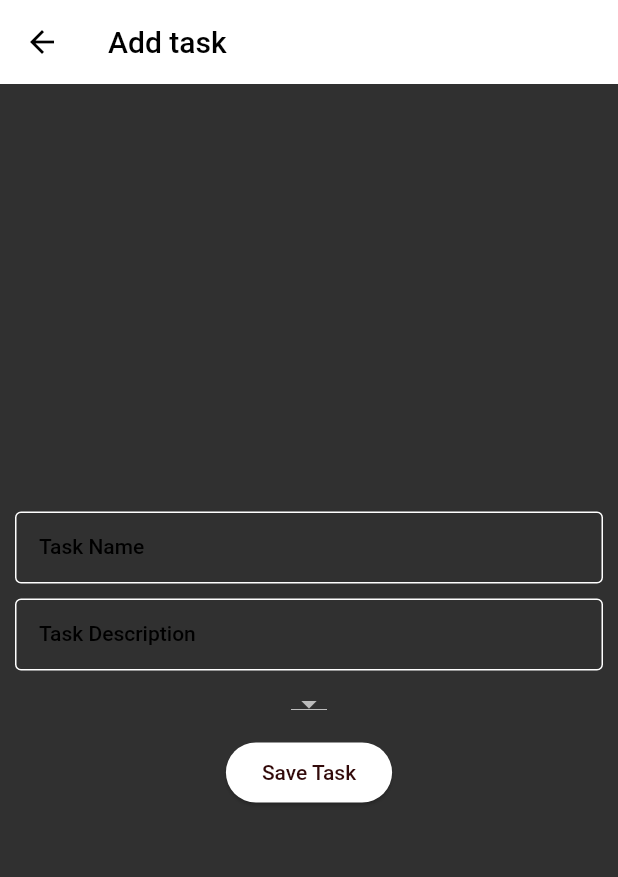
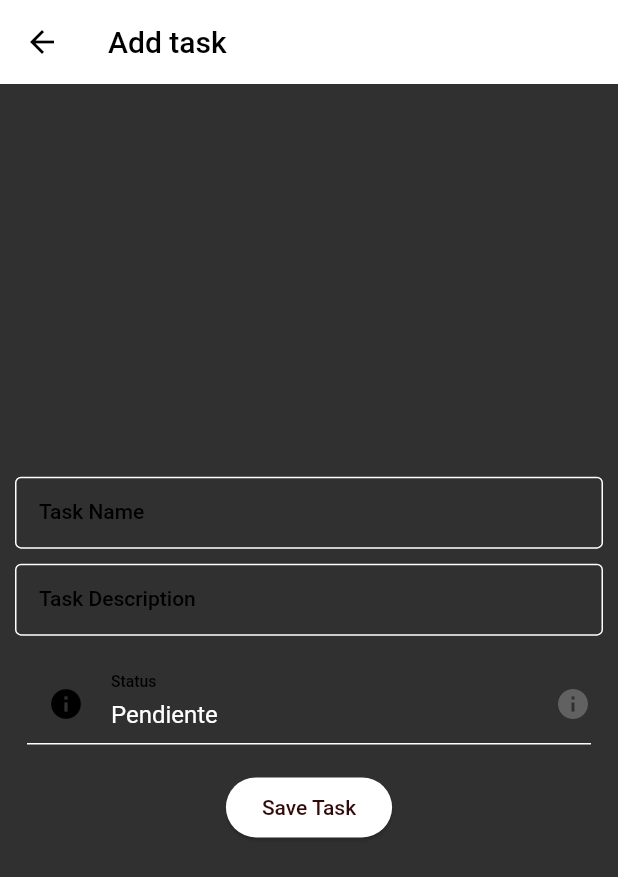
Before and after one commit to ensamblaTec/proyecto-clase-moviles, a Flutter app: the AddTask screen opened by its route, on a phone screen of 412 x 824 dp. Shown: the top 877 px of the screen. Run offline on Flutter 3.47's test engine with Material 2 defaults, Android fonts, the phone set to English and light mode, and no system bars; our stand-ins replace shared_preferences, sqflite; missing offline and left inert: day_night_switcher; accounts and stored records are empty; network calls fail.

Commit message:
finalizado el dropdown generico

```diff
--- a/lib/screens/add_task.dart
+++ b/lib/screens/add_task.dart
@@ -2,6 +2,7 @@ import 'package:flutter/material.dart';
 import 'package:pmsn20232/database/agendadb.dart';
 import 'package:pmsn20232/models/task_model.dart';
 import 'package:pmsn20232/services/tasks_provider.dart';
+import 'package:pmsn20232/widgets/dropdown_widget.dart';
 import 'package:provider/provider.dart';
 
 class AddTask extends StatefulWidget {
@@ -15,8 +16,7 @@ class _AddTaskState extends State<AddTask> {
   TaskModel? args;
   TextEditingController txtConName = TextEditingController();
   TextEditingController txtConDsc = TextEditingController();
-  String? dropDownValue;
-
+  DropDownWidget? dropDownWidget;
 
   AgendaDB? agendaDB;
   @override
@@ -40,16 +40,16 @@ class _AddTaskState extends State<AddTask> {
 
     switch (stt) {
       case 'E':
-        dropDownValue = 'En proceso';
+        dropDownWidget = DropDownWidget(controller: "En proceso",);
         break;
       case 'C':
-        dropDownValue = 'Completado';
+        dropDownWidget = DropDownWidget(controller: "Completado",);
         break;
       case 'P':
-        dropDownValue = 'Pendiente';
+        dropDownWidget = DropDownWidget(controller: 'Pendiente',);
         break;
       default:
-        dropDownValue = 'Pendiente';
+        dropDownWidget = DropDownWidget(controller: 'Pendiente',);
     }
   }
 
@@ -59,6 +59,8 @@ class _AddTaskState extends State<AddTask> {
     var data = ModalRoute.of(context)?.settings.arguments;
     if (data != null) {
       verifyIsEditting(data);
+    } else {
+      dropDownWidget = DropDownWidget(controller: 'Pendiente',);
     }
 
     final txtNameTask = TextFormField(
@@ -77,27 +79,13 @@ class _AddTaskState extends State<AddTask> {
       height: 10,
     );
 
-    final DropdownButton ddBStatus = DropdownButton(
-        value: dropDownValue,
-        items: dropDownValues
-            .map((status) =>
-                DropdownMenuItem(value: status, child: Text(status)))
-            .toList(),
-        onChanged: (value) {
-          dropDownValue = value!;
-          if(args != null) {
-            args!.sttTask = value!;
-          }
-          setState(() {});
-        });
-
     final ElevatedButton btnGuardar = ElevatedButton(
         onPressed: () {
           args == null
               ? agendaDB!.INSERT('tblTareas', {
                   'nameTask': txtConName.text,
                   'dscTask': txtConDsc.text,
-                  'sttTask': dropDownValue!.substring(0, 1),
+                  'sttTask': dropDownWidget!.controller!.substring(0, 1),
                 }).then((value) {
                   var snackBar = SnackBar(
                     content: Text(value > 0
@@ -114,7 +102,7 @@ class _AddTaskState extends State<AddTask> {
                   'idTask': args!.idTask,
                   'nameTask': txtConName.text,
                   'dscTask': txtConDsc.text,
-                  'sttTask': dropDownValue!.substring(0, 1),
+                  'sttTask': dropDownWidget!.controller!.substring(0, 1),
                 }).then((value) {
                   var snackBar = SnackBar(
                     content: Text(value > 0
@@ -143,7 +131,7 @@ class _AddTaskState extends State<AddTask> {
             space,
             txtDscTask,
             space,
-            ddBStatus,
+            dropDownWidget!,
             space,
             btnGuardar,
           ],
--- a/lib/widgets/dropdown_widget.dart
+++ b/lib/widgets/dropdown_widget.dart
@@ -1,35 +1,36 @@
 import 'package:flutter/material.dart';
 
-class DownListGender extends StatefulWidget {
-  String? controller = "Completado";
-  DownListGender({super.key, this.controller});
+class DropDownWidget extends StatefulWidget {
+  String? controller = '';
+  DropDownWidget({super.key, this.controller});
 
   @override
-  State<DownListGender> createState() => _DownListGenderState();
+  State<DropDownWidget> createState() => _DropDownWidgetState();
 }
 
-class _DownListGenderState extends State<DownListGender> {
+class _DropDownWidgetState extends State<DropDownWidget> {
 
     List<String> dropDownValues = ['Pendiente', 'Completado', 'En proceso'];
-  String dropdownValue = 'Pendiente';
+  String dropDownValue = '';
 
   @override
   Widget build(BuildContext context) {
+    dropDownValue = widget.controller!;
     return Container(
       padding: const EdgeInsets.all(8),
       child: DropdownButtonFormField<String>(
-        value: dropdownValue,
+        value: dropDownValue,
         dropdownColor: Colors.black87,
-        icon: const Icon(Icons.expand_more),
+        icon: const Icon(Icons.info),
         decoration: InputDecoration(
           prefixIcon: Container(
                   margin: const EdgeInsets.only(left: 14, right: 14),
                   child: const Icon(
-                    Icons.man,
+                    Icons.info,
                   ),
                 ),
-                hintText: "Genero",
-                labelText: "Genero"
+                hintText: "Status",
+                labelText: "Status"
         ),
         items: dropDownValues.map<DropdownMenuItem<String>>((String value){
           return DropdownMenuItem<String>(
@@ -38,7 +39,7 @@ class _DownListGenderState extends State<DownListGender> {
           );
         }).toList(),
          onChanged: (String? newValue){
-          dropdownValue=newValue!;
+          dropDownValue=newValue!;
           widget.controller= newValue;
          },
         ),
```
